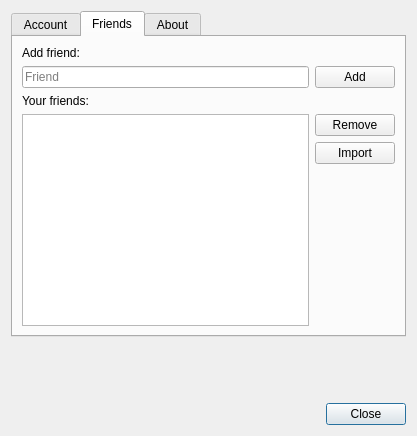
Before: the Qt Designer form designer/setup.ui in ThoreBor/Anki_Leaderboard, drawn with Qt 5.
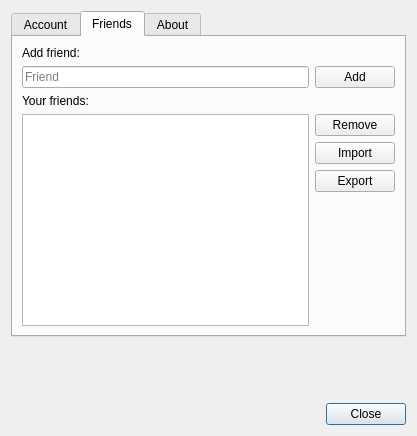
After: the same form once the commit is applied. The open tabs and pages were chosen to show the change. Icons and pictures are not drawn.

```diff
--- a/designer/setup.ui
+++ b/designer/setup.ui
@@ -300,6 +300,16 @@
              </property>
             </widget>
            </item>
+           <item>
+            <widget class="QPushButton" name="export_friends">
+             <property name="text">
+              <string>Export</string>
+             </property>
+             <property name="autoDefault">
+              <bool>false</bool>
+             </property>
+            </widget>
+           </item>
            <item>
             <spacer name="verticalSpacer">
              <property name="orientation">
```
Left out of the diff: 12 changed lines with no effect on the pictures.
